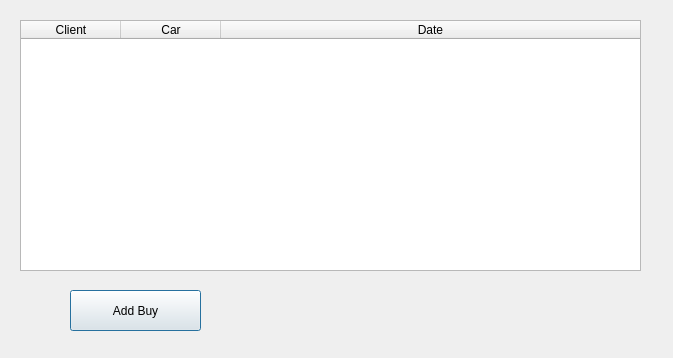
Before: the Qt Designer form dialogbuy.ui in DmitriiKJ/FinalProject, drawn with Qt 5.
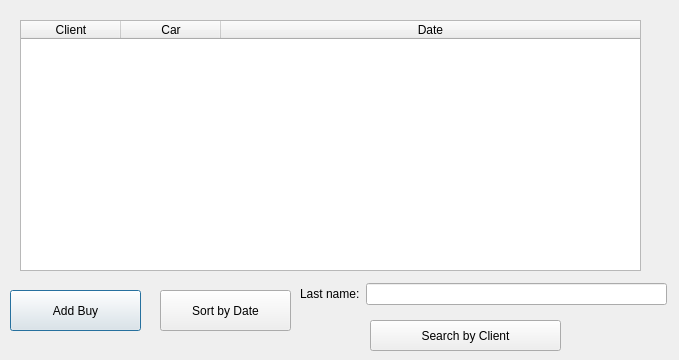
After: the same form once the commit is applied.

Commit message: Add buttons in Buy and Brand

The edit to the form file:
```diff
--- a/dialogbuy.ui
+++ b/dialogbuy.ui
@@ -6,8 +6,8 @@
    <rect>
     <x>0</x>
     <y>0</y>
-    <width>673</width>
-    <height>358</height>
+    <width>679</width>
+    <height>360</height>
    </rect>
   </property>
   <property name="windowTitle">
@@ -44,7 +44,7 @@
   <widget class="QPushButton" name="pushButton_add">
    <property name="geometry">
     <rect>
-     <x>70</x>
+     <x>10</x>
      <y>290</y>
      <width>131</width>
      <height>41</height>
@@ -54,6 +54,58 @@
     <string>Add Buy</string>
    </property>
   </widget>
+  <widget class="QPushButton" name="pushButton_sort">
+   <property name="geometry">
+    <rect>
+     <x>160</x>
+     <y>290</y>
+     <width>131</width>
+     <height>41</height>
+    </rect>
+   </property>
+   <property name="text">
+    <string>Sort by Date</string>
+   </property>
+  </widget>
+  <widget class="QPushButton" name="pushButton_search">
+   <property name="geometry">
+    <rect>
+     <x>370</x>
+     <y>320</y>
+     <width>191</width>
+     <height>31</height>
+    </rect>
+   </property>
+   <property name="text">
+    <string>Search by Client</string>
+   </property>
+  </widget>
+  <widget class="QWidget" name="">
+   <property name="geometry">
+    <rect>
+     <x>300</x>
+     <y>270</y>
+     <width>367</width>
+     <height>48</height>
+    </rect>
+   </property>
+   <layout class="QGridLayout" name="gridLayout">
+    <item row="0" column="0">
+     <layout class="QGridLayout" name="gridLayout_2">
+      <item row="0" column="0">
+       <widget class="QLabel" name="label_3">
+        <property name="text">
+         <string>Last name:</string>
+        </property>
+       </widget>
+      </item>
+      <item row="0" column="1">
+       <widget class="QLineEdit" name="lineEdit_last"/>
+      </item>
+     </layout>
+    </item>
+   </layout>
+  </widget>
  </widget>
  <resources/>
  <connections/>
```
The commit also changes 5 other files.
